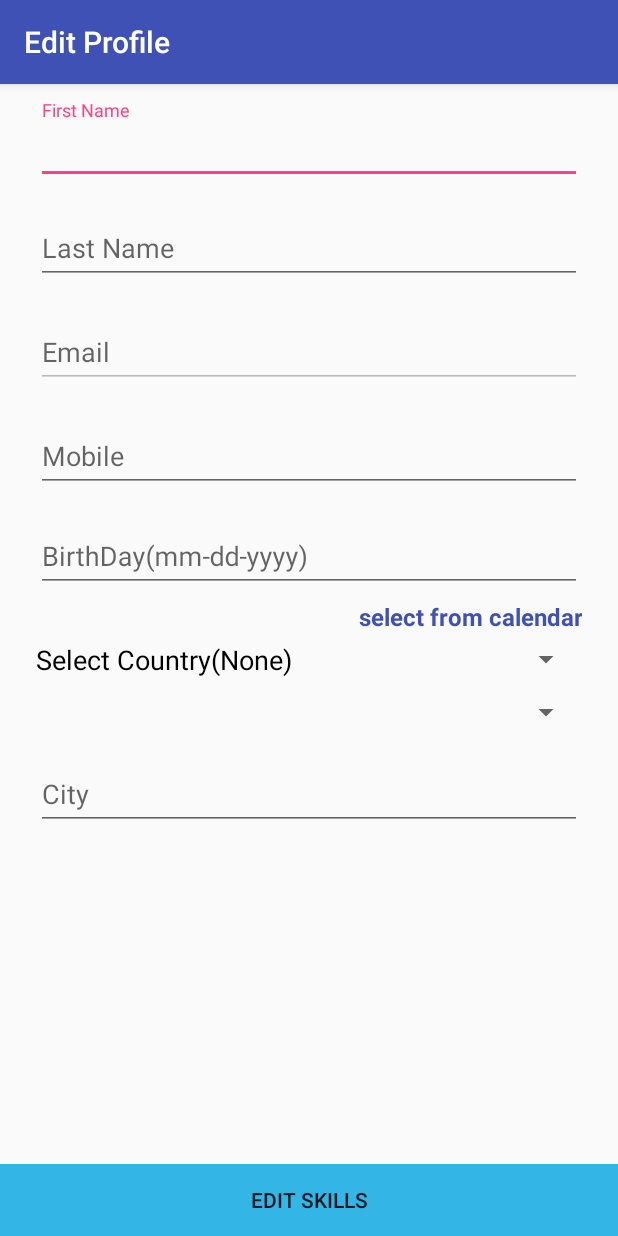
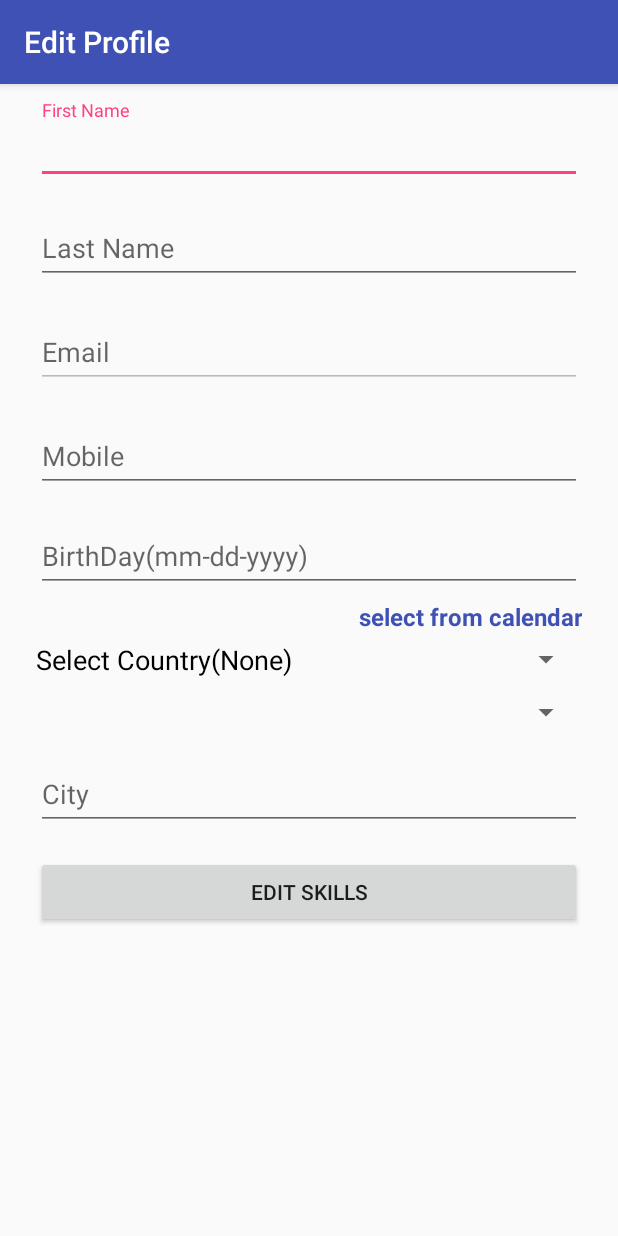
Before and after one commit to kmkaliraj/GeeksPad, an Android app: the ProfileEditActivity screen opened directly, with no data from a screen before it, on a phone screen of 412 x 824 dp. Run offline under Robolectric (Android 15) with nearby library versions, the phone set to English and light mode, and no system bars; our stand-ins replace Firebase (no records; nobody signed in at launch, a user with empty details on screens opened directly).

Commit message:
Edit skill button changed

```diff
--- a/app/src/main/java/com/example/sreer/geekspad/ui/activity/ProfileEditActivity.java
+++ b/app/src/main/java/com/example/sreer/geekspad/ui/activity/ProfileEditActivity.java
@@ -24,18 +24,6 @@ public class ProfileEditActivity extends AppCompatActivity {
         ProfileEditFragment profileEdit = new ProfileEditFragment();
         fragmentTransaction.replace(R.id.profileEdit, profileEdit);
         fragmentTransaction.commit();
-        mEditSkills = (Button) findViewById(R.id.btn_editSkills);
-        mEditSkills.setOnClickListener(new View.OnClickListener() {
-            @Override
-            public void onClick(View v) {
-                goToEditSkills();
-            }
-        });
-    }
 
-    public void goToEditSkills(){
-        FragmentManager manager = getSupportFragmentManager();
-        Fragment fragment = manager.findFragmentById(R.id.profileEdit);
-        ((ProfileEditFragment)fragment).editSkills();
     }
 }
--- a/app/src/main/java/com/example/sreer/geekspad/ui/fragment/ProfileEditFragment.java
+++ b/app/src/main/java/com/example/sreer/geekspad/ui/fragment/ProfileEditFragment.java
@@ -105,8 +105,8 @@ public class ProfileEditFragment extends Fragment {
         mEmail.setTag(mEmail.getKeyListener());
         mEmail.setKeyListener(null);
         mEmail.setEnabled(false);
-        mAddSkills.setVisibility(View.INVISIBLE);
-       // mAddSkills.setText("Edit Skills");
+        //mAddSkills.setVisibility(View.INVISIBLE);
+       mAddSkills.setText("Edit Skills");
         return view;
     }
 
@@ -130,18 +130,14 @@ public class ProfileEditFragment extends Fragment {
                 setBirthday();
             }
         });
-//        mAddSkills.setOnClickListener(new View.OnClickListener() {
-//            @Override
-//            public void onClick(View v) {
-//
-//            }
-//        });
+        mAddSkills.setOnClickListener(new View.OnClickListener() {
+            @Override
+            public void onClick(View v) {
+                User user = createUser();
+                goToSkills(user);
+            }
+        });
 
-    }
-
-    public void editSkills(){
-        User user = createUser();
-        goToSkills(user);
     }
 
     public void setupSpinners(){
--- a/app/src/main/res/layout/activity_profile_edit.xml
+++ b/app/src/main/res/layout/activity_profile_edit.xml
@@ -11,28 +11,4 @@
         android:paddingTop="5dp"
         android:paddingBottom="10dp"/>
 
-    <RelativeLayout
-        android:id="@+id/editProfiledivider"
-        android:layout_width="fill_parent"
-        android:layout_height="1dip"
-        android:layout_above="@+id/relSendMessage" />
-
-    <RelativeLayout
-        android:id="@+id/relSendMessage"
-        android:layout_width="wrap_content"
-        android:layout_height="48dp"
-        android:background="@android:color/white"
-        android:layout_alignParentBottom="true">
-
-        <Button
-            android:id="@+id/btn_editSkills"
-            android:layout_width="match_parent"
-            android:layout_height="match_parent"
-            android:text="Edit Skills"
-            android:background="@android:color/holo_blue_light"
-            android:layout_alignParentTop="true"
-            android:layout_alignParentStart="true" />
-
-    </RelativeLayout>
-
 </RelativeLayout>
```
